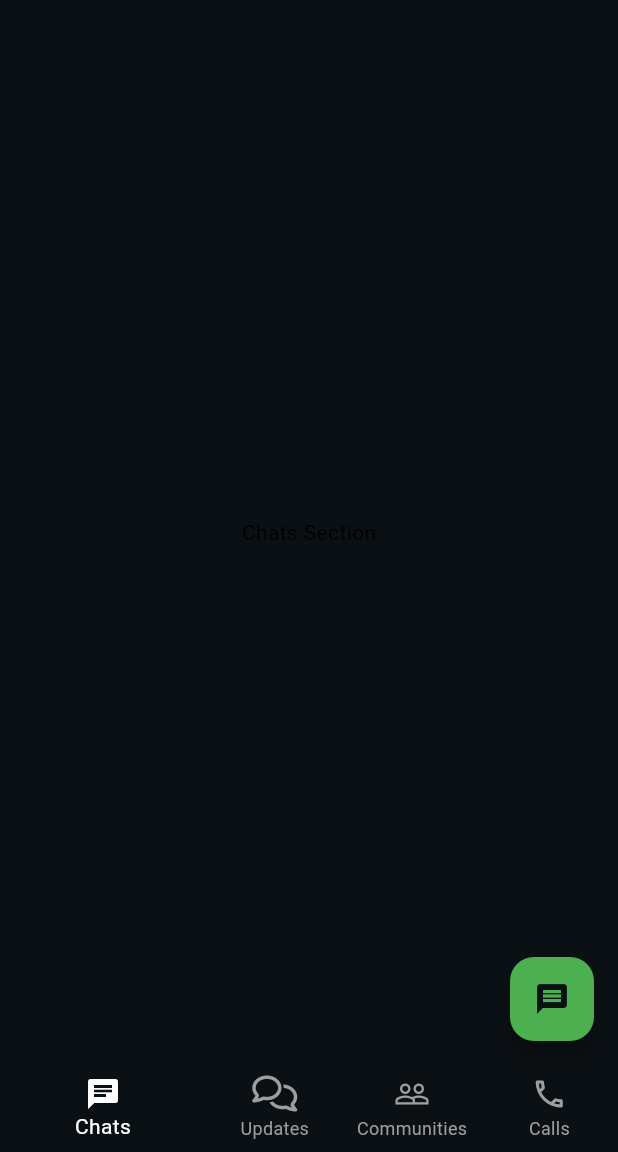
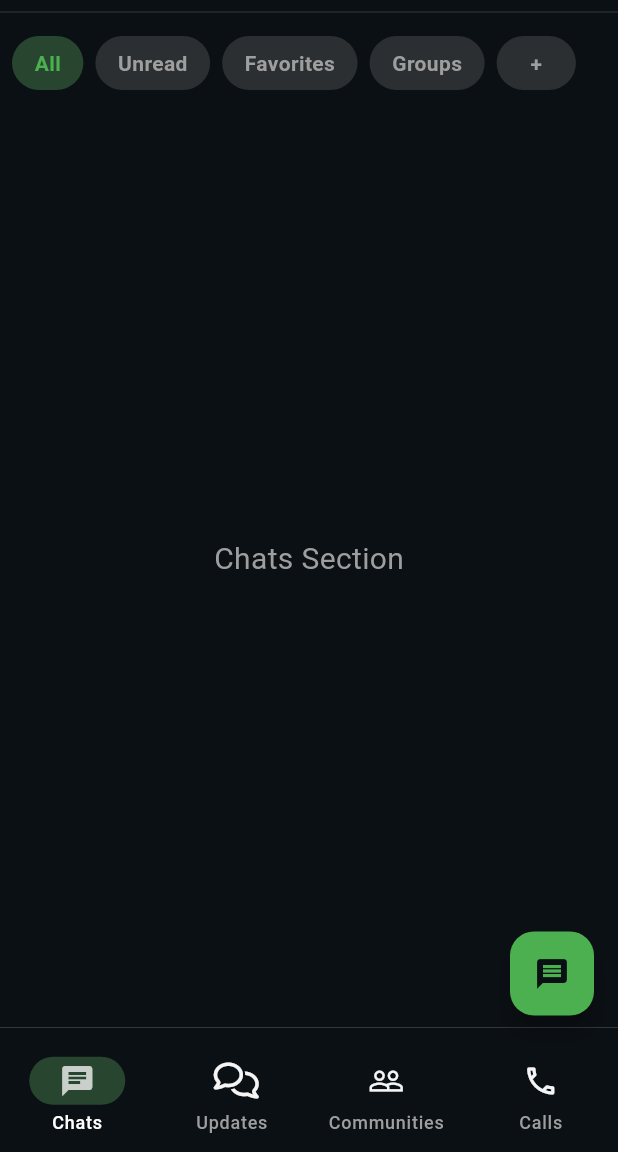
Before and after one commit to MarcosAP25/whatsapp_clone, a Flutter app: the screen it shows after launch, on a phone screen of 412 x 824 dp, the part 84-1236 px from its top. Run offline on Flutter 3.47's test engine with Material 3 defaults, Android fonts, the phone set to English and light mode, and no system bars; our stand-ins replace font_awesome_flutter, go_router.

Commit message:
customitation of navigation bar

```diff
--- /dev/null
+++ b/lib/config/navigation/navigation_items.dart
@@ -0,0 +1,34 @@
+import 'package:flutter/material.dart';
+import 'package:font_awesome_flutter/font_awesome_flutter.dart';
+import 'package:whatsap_clone/domain/entities/destination_entity.dart';
+
+final navigationItems = <DestinationEntity>[
+  DestinationEntity(
+    index: 0,
+    title: 'Chats',
+    icon: Icons.chat_outlined,
+    selectedIcon: Icons.chat,
+    color: Colors.grey.shade100
+  ),
+  DestinationEntity(
+    index: 1,
+    title: 'Updates',
+    icon: FontAwesomeIcons.comments,
+    selectedIcon: FontAwesomeIcons.solidComments,
+    color: Colors.grey.shade100
+  ),
+  DestinationEntity(
+    index: 2,
+    title: 'Communities',
+    icon: Icons.people_outline,
+    selectedIcon: Icons.people,
+    color: Colors.grey.shade100
+  ),
+  DestinationEntity(
+    index: 3,
+    title: 'Calls',
+    icon: Icons.call_outlined,
+    selectedIcon: Icons.call,
+    color: Colors.grey.shade100
+  ),
+];
--- a/lib/config/theme/app_theme.dart
+++ b/lib/config/theme/app_theme.dart
@@ -4,10 +4,14 @@ class AppTheme {
   static ThemeData getTheme () => ThemeData(
     colorScheme: ColorScheme.light(
       primary: Colors.green,
-      secondary: Colors.green,
+      onPrimary: Color.fromRGBO(11, 16, 20, 1),
+      secondary: Colors.green.shade400.withAlpha(80),
       tertiary: Colors.green,
-      onPrimary: Color.fromRGBO(11, 16, 20, 1),
-      onSecondary: Colors.red,
+      error: Colors.red,
+      onError: Colors.white,
+      surface: Color.fromRGBO(11, 16, 20, 1),
+      onSurface: Colors.white,
+      onSurfaceVariant: Colors.grey
     ),
     scaffoldBackgroundColor: Color.fromRGBO(11, 16, 20, 1),
     appBarTheme: AppBarTheme(
@@ -29,6 +33,7 @@ class AppTheme {
       selectedItemColor: Colors.green,
       unselectedItemColor: Colors.grey,
 
+
     ),
   );
 }
--- /dev/null
+++ b/lib/domain/entities/destination_entity.dart
@@ -0,0 +1,18 @@
+import 'package:flutter/material.dart';
+import 'package:flutter/widgets.dart';
+
+class DestinationEntity {
+  final int index;
+  final String title;
+  final IconData icon;
+  final IconData selectedIcon;
+  final Color color;
+
+  DestinationEntity({
+    required this.index,
+    required this.title,
+    required this.icon,
+    required this.selectedIcon,
+    required this.color,
+  });
+}
--- /dev/null
+++ b/lib/presentation/screens/home/widgets/buttons/filter_button.dart
@@ -0,0 +1,44 @@
+import 'package:flutter/material.dart';
+
+class FilterButton extends StatelessWidget {
+  final String title;
+  final bool isSelected;
+  final Function() onTap;
+
+  const FilterButton({
+    super.key,
+    required this.title,
+    this.isSelected = false,
+    required this.onTap
+  });
+
+  void _filterAction() {}
+
+  @override
+  Widget build(BuildContext context) {
+
+    final  double _borderRadius = 20;
+
+    return Material(
+      borderRadius: BorderRadius.circular(_borderRadius),
+      child: InkWell(
+        borderRadius: BorderRadius.circular(_borderRadius),
+        onTap: _filterAction,
+        child: Container(
+          decoration: BoxDecoration(
+            color: isSelected ?  Theme.of(context).colorScheme.secondary : Theme.of(context).colorScheme.onSurfaceVariant.withAlpha(55),
+            borderRadius: BorderRadius.circular(_borderRadius),
+          ),
+          padding: const EdgeInsets.symmetric(horizontal: 15, vertical: 8),
+          child: Text(
+            title,
+            style: TextStyle(
+              color: isSelected ? Theme.of(context).colorScheme.primary : Theme.of(context).colorScheme.onSurfaceVariant,
+              fontWeight: FontWeight.bold
+            ),
+          ),
+        ),
+      ),
+    );
+  }
+}
--- /dev/null
+++ b/lib/presentation/screens/home/widgets/chats_filter_section.dart
@@ -0,0 +1,59 @@
+import 'package:flutter/material.dart';
+import 'package:whatsap_clone/presentation/screens/home/widgets/buttons/filter_button.dart';
+
+class ChatsFilterSection extends StatelessWidget {
+  const ChatsFilterSection({super.key});
+
+  @override
+  Widget build(BuildContext context) {
+
+
+    //Get size of the screen
+    final Size _size = MediaQuery.of(context).size;
+
+    return Padding(
+      padding: const EdgeInsets.all(8.0),
+      child: SizedBox(
+        width: _size.width * 0.98,
+        child: SingleChildScrollView(
+          scrollDirection: Axis.horizontal,
+          child: Row(
+
+            mainAxisSize: MainAxisSize.max,
+            mainAxisAlignment: MainAxisAlignment.spaceBetween,
+            spacing: 8,
+            children: [
+
+              FilterButton(
+                title: 'All',
+                isSelected: true,
+                onTap: () {},
+              ),
+              FilterButton(
+                title: 'Unread',
+                isSelected: false,
+                onTap: () {},
+              ),
+              FilterButton(
+                title: 'Favorites',
+                isSelected: false,
+                onTap: () {},
+              ),
+              FilterButton(
+                title: 'Groups',
+                isSelected: false,
+                onTap: () {},
+              ),
+              FilterButton(
+                title: '  +  ',
+                isSelected: false,
+                onTap: () {},
+              ),
+
+            ],
+          ),
+        ),
+      ),
+    );
+  }
+}
--- a/lib/presentation/screens/home/widgets/chats_section.dart
+++ b/lib/presentation/screens/home/widgets/chats_section.dart
@@ -1,12 +1,39 @@
-import 'package:flutter/cupertino.dart';
+import 'package:flutter/material.dart';
+import 'package:whatsap_clone/presentation/screens/home/widgets/chats_filter_section.dart';
 
 class ChatsSection extends StatelessWidget {
   const ChatsSection({super.key});
 
   @override
   Widget build(BuildContext context) {
-    return Center(
-      child: Text('Chats Section'),
+    return Column(
+      children: [
+        Divider(
+          color: Theme.of(context).colorScheme.onSurfaceVariant.withAlpha(80),
+          thickness: 0.6,
+        ),
+        Expanded(child: SizedBox(
+          child: Column(
+            children: [
+              ChatsFilterSection(),
+              Spacer(),
+              Text(
+                'Chats Section',
+                style: TextStyle(
+                  color: Theme.of(context).colorScheme.onSurfaceVariant,
+                  fontSize: 20,
+                  fontWeight: FontWeight.w400
+                ),
+              ),
+              Spacer(),
+            ],
+          ),
+        )),
+        Divider(
+          color: Theme.of(context).colorScheme.onSurfaceVariant.withAlpha(80),
+          thickness: 0.6,
+        ),
+      ]
     );
   }
 }
--- a/lib/presentation/shared/widgets/custom_bottom_navigation_bar/custom_bottom_navigation_bar.dart
+++ b/lib/presentation/shared/widgets/custom_bottom_navigation_bar/custom_bottom_navigation_bar.dart
@@ -1,36 +1,50 @@
-import 'package:flutter/cupertino.dart';
+
 import 'package:flutter/material.dart';
 import 'package:font_awesome_flutter/font_awesome_flutter.dart';
+import 'package:whatsap_clone/config/navigation/navigation_items.dart';
+import 'package:whatsap_clone/domain/entities/destination_entity.dart';
 
-class CustomBottomNavigationBar extends StatelessWidget {
+class CustomBottomNavigationBar extends StatefulWidget {
   const CustomBottomNavigationBar({super.key});
 
   @override
+  State<CustomBottomNavigationBar> createState() => _CustomBottomNavigationBarState();
+}
+
+class _CustomBottomNavigationBarState extends State<CustomBottomNavigationBar> {
+
+
+  void _changeIndex(int index) {
+    setState(() {
+      selectedIndex = index;
+    });
+  }
+
+  int selectedIndex = 0;
+  final allDestinations = navigationItems;
+
+  @override
   Widget build(BuildContext context) {
-    return BottomNavigationBar(
+    return NavigationBar(
+      selectedIndex: selectedIndex,
       backgroundColor: Color(0xFF0B1014),
-      selectedItemColor: Colors.white, // Color del icono y texto seleccionado
-      unselectedItemColor: Colors.grey, // Color de los iconos y texto no seleccionados
-      showUnselectedLabels: true,
-      items: <BottomNavigationBarItem>[
-        BottomNavigationBarItem(
-          icon: Icon(Icons.chat),
-          label: 'Chats',
-          backgroundColor: Color(0xFF0B1014),
-        ),
-        BottomNavigationBarItem(
-          icon: FaIcon(FontAwesomeIcons.comments),
-          label: 'Updates',
-        ),
-        BottomNavigationBarItem(
-          icon: Icon(Icons.people_outline),
-          label: 'Communities',
-        ),
-        BottomNavigationBarItem(
-          icon: Icon(Icons.call_outlined),
-          label: 'Calls',
-        ),
-      ]
+      indicatorColor: Theme.of(context).colorScheme.secondary,
+      height: 75,
+      onDestinationSelected: _changeIndex,
+      // elevation: 0,
+      // selectedItemColor: Colors.white, // Color del icono y texto seleccionado
+      // unselectedItemColor: Colors.grey, // Color de los iconos y texto no seleccionados
+      // showUnselectedLabels: true,
+      destinations: allDestinations.map<NavigationDestination>((DestinationEntity destination) {
+        return NavigationDestination(
+          selectedIcon: Icon(destination.selectedIcon, color: destination.color.withAlpha(200),),
+          icon: Icon(destination.icon, color: destination.color,),
+          // selectedIcon: destination.selectedIcon,
+          label: destination.title,
+
+        );
+      }).toList(),
+
     );
   }
 }
```
